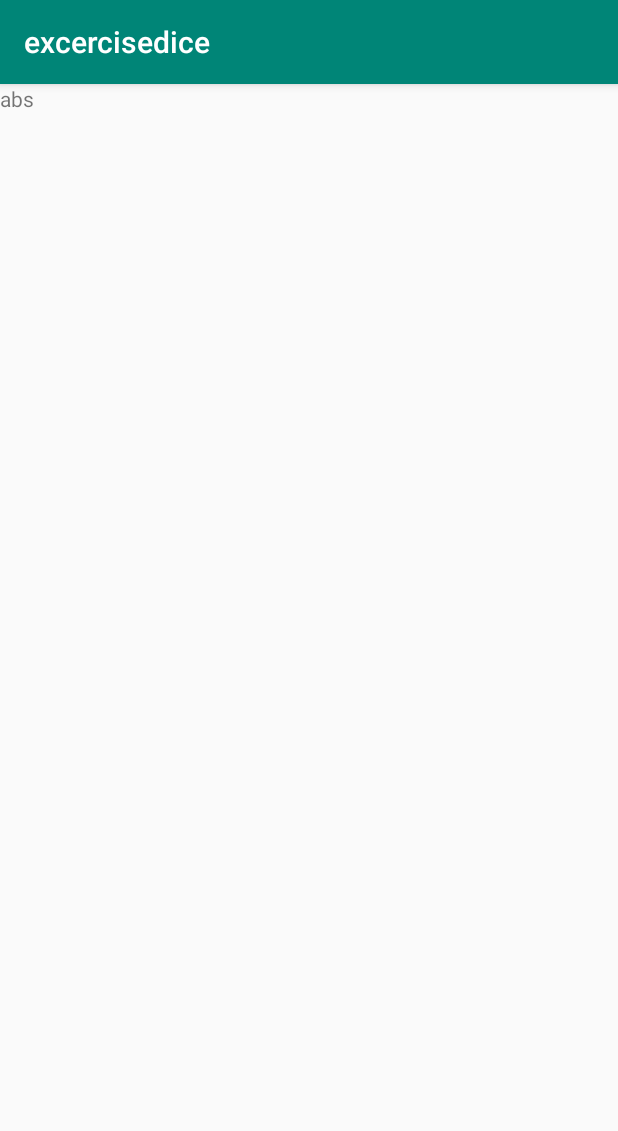
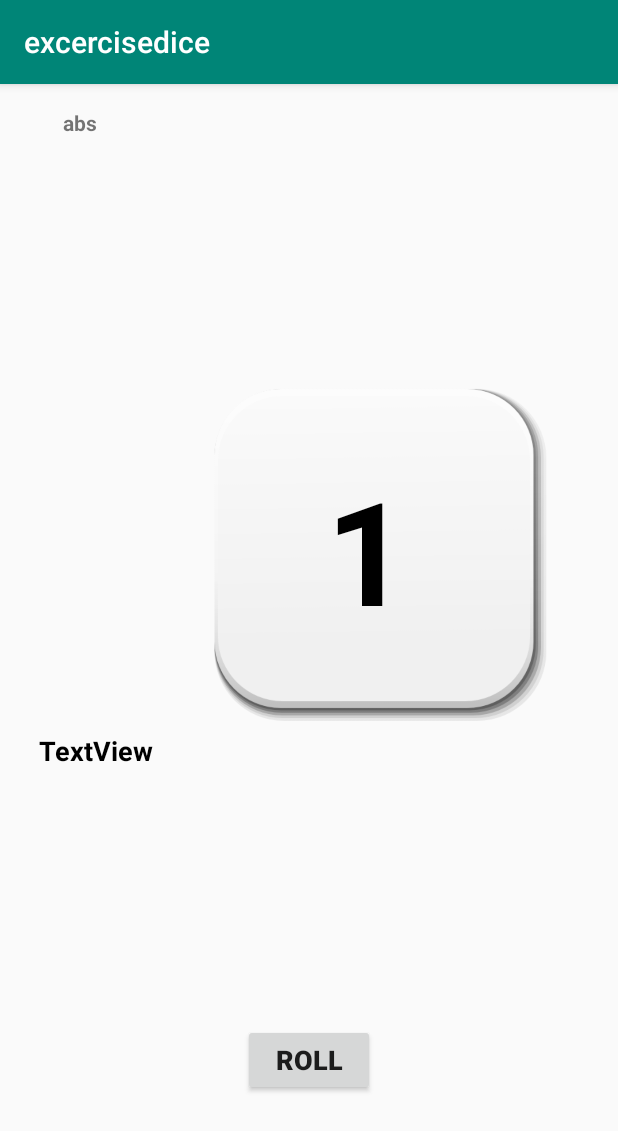
Before and after one commit to spkdroid/WorkoutDice, an Android app: the screen it shows after launch (MainActivity), after a tap on "ABS", on a phone screen of 412 x 824 dp. Shown: the top 1131 px of the screen. Run offline under Robolectric (Android 15) with nearby library versions, the phone set to English and light mode, and no system bars.

Commit message:
Implemented the Dice fragment

```diff
--- a/app/src/main/java/com/dija/excercisedice/ui/main/DiceFragment.java
+++ b/app/src/main/java/com/dija/excercisedice/ui/main/DiceFragment.java
@@ -39,6 +39,5 @@ public class DiceFragment extends Fragment {
         Bundle bundle = getArguments();
         String diceType = bundle.getString("data");
         mDiceTitle.setText(diceType);
-
     }
 }
--- a/app/src/main/res/layout/dice_fragment.xml
+++ b/app/src/main/res/layout/dice_fragment.xml
@@ -1,14 +1,84 @@
 <?xml version="1.0" encoding="utf-8"?>
-<FrameLayout xmlns:android="http://schemas.android.com/apk/res/android"
+<android.support.constraint.ConstraintLayout xmlns:android="http://schemas.android.com/apk/res/android"
+    xmlns:app="http://schemas.android.com/apk/res-auto"
     xmlns:tools="http://schemas.android.com/tools"
     android:layout_width="match_parent"
     android:layout_height="match_parent"
-    tools:context=".ui.main.DiceFragment">
+    tools:context=".ui.main.DiceFragment"
+    tools:layout_editor_absoluteY="81dp">
 
     <TextView
-        android:layout_width="match_parent"
-        android:layout_height="match_parent"
         android:id="@+id/dicetype"
-        />
+        android:layout_width="80dp"
+        android:layout_height="0dp"
+        android:layout_marginStart="42dp"
+        android:layout_marginTop="16dp"
+        android:layout_marginBottom="111dp"
+        android:text="Hello"
+        android:textStyle="bold"
+        app:layout_constraintBottom_toTopOf="@+id/actiontype"
+        app:layout_constraintStart_toStartOf="parent"
+        app:layout_constraintTop_toTopOf="parent" />
 
-</FrameLayout>
+    <ImageView
+        android:id="@+id/imageView"
+        android:layout_width="0dp"
+        android:layout_height="0dp"
+        android:layout_marginTop="78dp"
+        android:layout_marginEnd="47dp"
+        android:layout_marginBottom="85dp"
+        android:src="@drawable/die"
+        app:layout_constraintBottom_toTopOf="@+id/rolldice"
+        app:layout_constraintEnd_toEndOf="parent"
+        app:layout_constraintStart_toEndOf="@+id/actiontype"
+        app:layout_constraintTop_toTopOf="parent" />
+
+    <TextView
+        android:id="@+id/dicenumber"
+        android:layout_width="0dp"
+        android:layout_height="0dp"
+        android:layout_marginStart="12dp"
+        android:layout_marginTop="80dp"
+        android:layout_marginEnd="9dp"
+        android:layout_marginBottom="85dp"
+        android:gravity="center"
+        android:text="1"
+        android:textAlignment="center"
+        android:textColor="@android:color/black"
+        android:textSize="96sp"
+        android:textStyle="bold"
+        app:layout_constraintBottom_toTopOf="@+id/rolldice"
+        app:layout_constraintEnd_toEndOf="@+id/imageView"
+        app:layout_constraintStart_toEndOf="@+id/dicetype"
+        app:layout_constraintTop_toTopOf="parent" />
+
+    <Button
+        android:id="@+id/rolldice"
+        android:layout_width="wrap_content"
+        android:layout_height="wrap_content"
+        android:layout_marginBottom="93dp"
+        android:text="Roll"
+        android:textSize="18sp"
+        android:textStyle="bold"
+        app:layout_constraintBottom_toBottomOf="parent"
+        app:layout_constraintEnd_toEndOf="parent"
+        app:layout_constraintStart_toStartOf="parent"
+        app:layout_constraintTop_toBottomOf="@+id/dicenumber" />
+
+    <TextView
+        android:id="@+id/actiontype"
+        android:layout_width="wrap_content"
+        android:layout_height="wrap_content"
+        android:layout_marginStart="26dp"
+        android:layout_marginEnd="32dp"
+        android:layout_marginBottom="311dp"
+        android:text="TextView"
+        android:textColor="@android:color/black"
+        android:textSize="18sp"
+        android:textStyle="bold"
+        app:layout_constraintBottom_toBottomOf="parent"
+        app:layout_constraintEnd_toStartOf="@+id/imageView"
+        app:layout_constraintStart_toStartOf="parent"
+        app:layout_constraintTop_toBottomOf="@+id/dicetype" />
+
+</android.support.constraint.ConstraintLayout>
```
Also changed, not shown: app/src/main/res/drawable-v24/die.png (added), app/src/main/res/drawable/abs.png (deleted), app/src/main/res/drawable/arms.png (deleted), app/src/main/res/drawable/back.png (deleted), app/src/main/res/drawable/cardio.png (deleted), app/src/main/res/drawable/chest.png (deleted), app/src/main/res/drawable/legs.png (deleted).
